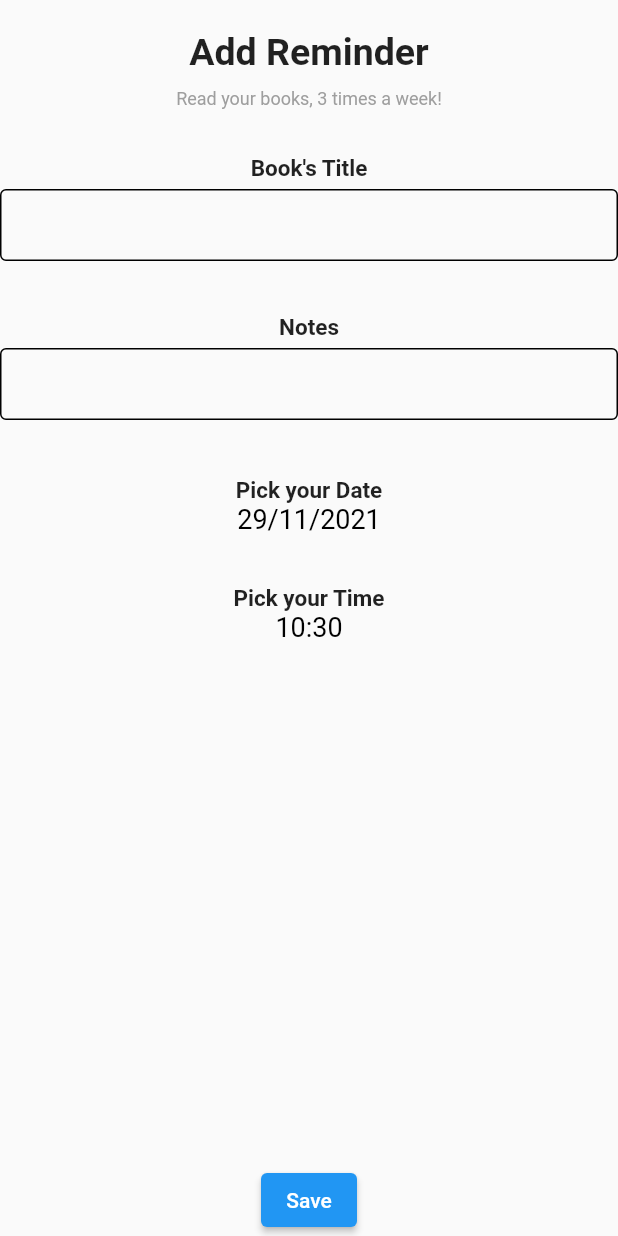
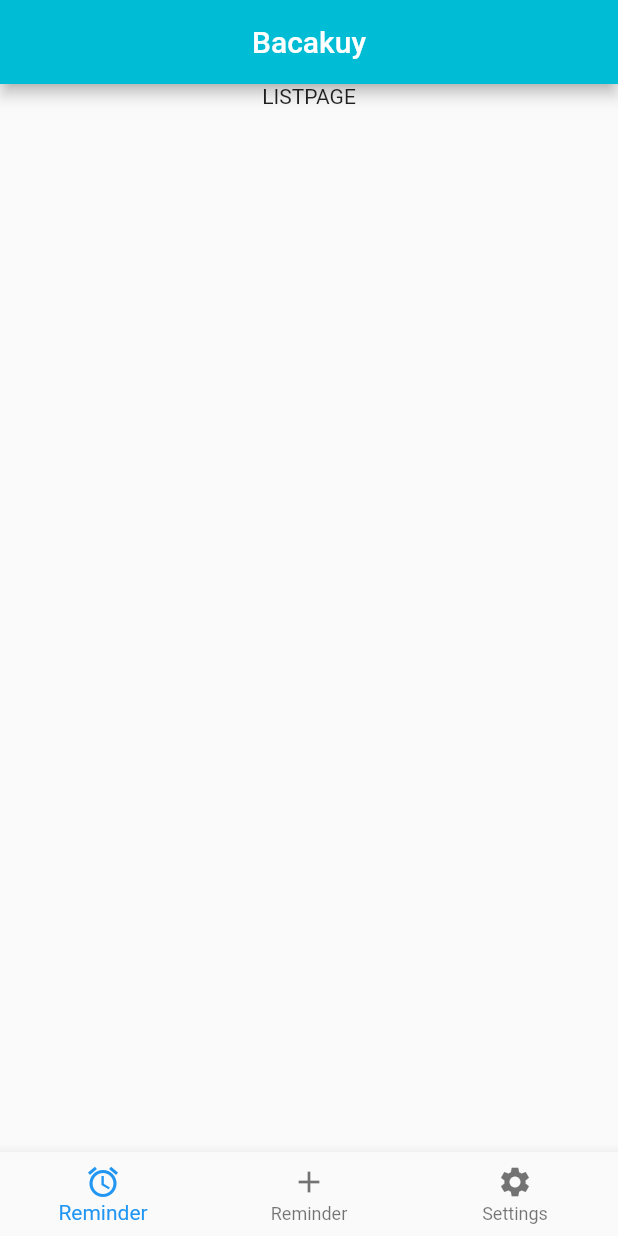
Before and after one commit to dharmayudistira/bacakuy-app, a Flutter app: the screen it shows after launch, on a phone screen of 412 x 824 dp. Run offline on Flutter 3.47's test engine with Material 2 defaults, Android fonts, the phone set to English and light mode, and no system bars.

Commit message:
UI (HomePage & Add Reminder)

```diff
--- a/lib/main.dart
+++ b/lib/main.dart
@@ -1,4 +1,4 @@
-import 'package:bacakuy_app/ui/add_reminder.dart';
+import 'package:bacakuy_app/ui/splash_screen.dart';
 import 'package:flutter/material.dart';
 
 void main() {
@@ -14,7 +14,10 @@ class MyApp extends StatelessWidget {
       theme: ThemeData(
         primarySwatch: Colors.blue,
       ),
-      home: AddReminder(),
+      initialRoute: Splash.routeName,
+      routes: {
+        Splash.routeName:(context) => const Splash(),
+      },
     );
   }
 }
--- a/lib/ui/add_reminder.dart
+++ b/lib/ui/add_reminder.dart
@@ -1,13 +1,39 @@
 import 'package:flutter/material.dart';
 
-class AddReminder extends StatelessWidget {
+class AddReminder extends StatefulWidget {
+  static const routeName ='/add_page';
+  static const String addHeadline = 'Reminder';
+
+  @override
+  State<AddReminder> createState() => _AddReminderState();
+}
+
+class _AddReminderState extends State<AddReminder> {
+  late DateTime datePick;
+  late TimeOfDay timePick;
+
+
+  @override
+  void initState() {
+    super.initState();
+    datePick = DateTime.now();
+    timePick = TimeOfDay.now();
+  }
 
   @override
   Widget build(BuildContext context) {
     return Scaffold(
+      appBar: AppBar(
+        title: const Center(
+          child: Text(
+            'Bacakuy',
+          ),
+        ),
+        backgroundColor: Colors.cyan,
+      ),
+      backgroundColor: Colors.white,
       body: SafeArea(
-        child: Container(
-          height: MediaQuery.of(context).size.height,
+        child: SingleChildScrollView(
           child: Column(
             children: [
               Column(
@@ -22,25 +48,37 @@ class AddReminder extends StatelessWidget {
                   ),
                   SizedBox(height: 10),
                   Text(
-                    'Read your books, 3 times a week!',
+                    'Read your books, 30 pages a day!',
                     style: TextStyle(fontSize: 12, color: Colors.grey),
                   ),
                   SizedBox(
-                    height: 30,
-                  )
+                    height: 25,
+                  ),
                 ],
               ),
+              Container(
+                height: MediaQuery.of(context).size.height-650,
+                width: MediaQuery.of(context).size.width-100,
+                decoration: const BoxDecoration(
+                  image: DecorationImage(
+                      image: NetworkImage('https://encrypted-tbn0.gstatic.com/images?q=tbn:ANd9GcSIWN2Hc90QA9GeMyJ7YTe7_Lske_gdK8RBww&usqp=CAU'),
+                      fit: BoxFit.fill),
+                ),
+              ),
+              const SizedBox(height: 25),
               Column(
                 children: const [
                   Text(
                     "Book's Title",
                     style: TextStyle(
-                      fontSize: 15,
+                      fontSize: 18,
                       fontWeight: FontWeight.bold,
                     ),
                   ),
                   SizedBox(height: 5),
-                  TextField(
+                  Padding(
+                    padding: EdgeInsets.only(left: 20, right: 20),
+                    child: TextField(
                       decoration: InputDecoration(
                         contentPadding:
                             EdgeInsets.symmetric(vertical: 0, horizontal: 10),
@@ -53,8 +91,9 @@ class AddReminder extends StatelessWidget {
                             borderSide: BorderSide(color: Colors.black)),
                       ),
                     ),
+                  ),
                   SizedBox(
-                    height: 35,
+                    height: 25,
                   )
                 ],
               ),
@@ -63,12 +102,14 @@ class AddReminder extends StatelessWidget {
                   Text(
                     "Notes",
                     style: TextStyle(
-                      fontSize: 15,
+                      fontSize: 18,
                       fontWeight: FontWeight.bold,
                     ),
                   ),
                   SizedBox(height: 5),
-                  TextField(
+                  Padding(
+                    padding: EdgeInsets.only(right: 20, left: 20),
+                    child: TextField(
                       decoration: InputDecoration(
                         contentPadding:
                             EdgeInsets.symmetric(vertical: 0, horizontal: 10),
@@ -81,78 +122,57 @@ class AddReminder extends StatelessWidget {
                             borderSide: BorderSide(color: Colors.black)),
                       ),
                     ),
+                  ),
                   SizedBox(height: 20),
                 ],
               ),
-              Expanded(
-                child: AddDateTime(),
-              ),
-              ElevatedButton(
-                style: ElevatedButton.styleFrom(
-                  onSurface: Colors.blue,
-                ),
-                child: Text('Save'),
-                onPressed: (){},
-              ),
-            ],
-          ),
-        ),
-      ),
-    );
-  }
-}
-
-class AddDateTime extends StatefulWidget {
-  @override
-  _AddDateTimeState createState() => _AddDateTimeState();
-}
-
-class _AddDateTimeState extends State<AddDateTime> {
-  late DateTime datePick;
-  late TimeOfDay timePick;
-
-  @override
-  void initState() {
-    super.initState();
-    datePick = DateTime.now();
-    timePick = TimeOfDay.now();
-  }
-
-  @override
-  Widget build(BuildContext context) {
-    return Scaffold(
-        body: Column(
-        crossAxisAlignment: CrossAxisAlignment.start,
-        children: [
-          ListTile(
-            title: const Text(
-              'Pick your Date',
-              textAlign: TextAlign.center,
+              Column(
+                children: const [
+                  Text(
+                    "Last Page",
                     style: TextStyle(
                       fontSize: 15,
                       fontWeight: FontWeight.bold,
                     ),
                   ),
-            subtitle: Text(
-              "${datePick.day}/${datePick.month}/${datePick.year}",
-              textAlign: TextAlign.center,
-              style: const TextStyle(
-                fontSize: 18,
+                  SizedBox(height: 5),
+                  Padding(
+                    padding: EdgeInsets.only(right: 120, left: 120),
+                    child: TextField(
+                      decoration: InputDecoration(
+                        contentPadding:
+                            EdgeInsets.symmetric(vertical: 0, horizontal: 10),
+                        enabledBorder: OutlineInputBorder(
+                          borderSide: BorderSide(
                             color: Colors.black,
                           ),
                         ),
-            onTap: _pickDate,
-          ),
-          ListTile(
-            title: const Text(
-              'Pick your Time',
-              textAlign: TextAlign.center,
-              style: TextStyle(
-                fontSize: 15,
-                fontWeight: FontWeight.bold,
+                        border: OutlineInputBorder(
+                            borderSide: BorderSide(color: Colors.black)),
                       ),
                     ),
-            subtitle: Text(
+                  ),
+                  SizedBox(height: 20),
+                ],
+              ),
+              Row(
+                children: [
+                  SizedBox(width: 120),
+                  OutlineButton(
+                      child: Text('Pick your Time'),
+                      onPressed: () async {
+                        TimeOfDay? time = await showTimePicker(
+                          context: context,
+                          initialTime: timePick,
+                        );
+                        if (time != null) {
+                          setState(() {
+                            timePick = time;
+                          });
+                        }
+                      }),
+                  const SizedBox(width: 10),
+                  Text(
                     "${timePick.hour}:${timePick.minute}",
                     textAlign: TextAlign.center,
                     style: const TextStyle(
@@ -160,37 +180,27 @@ class _AddDateTimeState extends State<AddDateTime> {
                       color: Colors.black,
                     ),
                   ),
-            onTap: _pickTime,
-          )
                 ],
-    ));
-  }
-
-  _pickDate() async {
-    DateTime? date = await showDatePicker(
-      context: context,
-      firstDate: DateTime(DateTime.now().year - 10),
-      lastDate: DateTime(DateTime.now().year + 10),
-      initialDate: datePick,
+              ),
+            ],
+          ),
+        ),
+      ),
+      floatingActionButton:
+      Column(
+        mainAxisAlignment: MainAxisAlignment.end,
+        children: [
+          FloatingActionButton(
+            child: const Icon(Icons.add_a_photo_outlined),
+            onPressed: () {},
+          ),
+          const SizedBox(height: 4),
+          FloatingActionButton(
+            child: const Icon(Icons.arrow_downward),
+            onPressed: () {},
+          ),
+        ],
+      ),
     );
-
-    if (date != null) {
-      setState(() {
-        datePick = date;
-      });
   }
 }
-
-  _pickTime() async {
-    TimeOfDay? time = await showTimePicker(
-      context: context,
-      initialTime: timePick,
-    );
-
-    if (time != null) {
-      setState(() {
-        timePick = time;
-      });
-    }
-  }
-}
--- /dev/null
+++ b/lib/ui/home_page.dart
@@ -0,0 +1,59 @@
+import 'package:bacakuy_app/ui/add_reminder.dart';
+import 'package:bacakuy_app/ui/list_reminder.dart';
+import 'package:bacakuy_app/ui/setting_page.dart';
+import 'package:flutter/cupertino.dart';
+import 'package:flutter/material.dart';
+
+class HomePage extends StatefulWidget{
+  static const routeName ='/home_page';
+
+  @override
+  _HomePageState createState() =>_HomePageState();
+}
+
+class _HomePageState extends State<HomePage>{
+  int _bottomNavIndex = 0;
+  static const String _reminderHeadline = 'Reminder';
+
+  final List<Widget> _listWidget = [
+    ReminderList(),
+    AddReminder(),
+    SettingPage(),
+  ];
+
+  void _onBottomNavTapped(int index) {
+    setState(() {
+      _bottomNavIndex = index;
+    });
+  }
+
+  final List<BottomNavigationBarItem> _bottomNavBarItems = [
+    const BottomNavigationBarItem(
+      icon: Icon(Icons.access_alarm),
+      label: _reminderHeadline,
+    ),
+    const BottomNavigationBarItem(
+      icon: Icon(Icons.add),
+      label: AddReminder.addHeadline,
+    ),
+    const BottomNavigationBarItem(
+      icon: Icon(Icons.settings),
+      label: SettingPage.settingHeadline,
+    ),
+  ];
+
+  Widget _buildAndroid(BuildContext context) {
+    return Scaffold(
+      body: _listWidget[_bottomNavIndex],
+      bottomNavigationBar: BottomNavigationBar(
+        currentIndex: _bottomNavIndex,
+        items: _bottomNavBarItems,
+        onTap: _onBottomNavTapped,
+      ),
+    );
+  }
+  @override
+  Widget build(BuildContext context) {
+    return _buildAndroid(context);
+  }
+}
--- /dev/null
+++ b/lib/ui/list_reminder.dart
@@ -0,0 +1,25 @@
+import 'package:flutter/cupertino.dart';
+import 'package:flutter/material.dart';
+
+class ReminderList extends StatelessWidget {
+  @override
+  Widget build(BuildContext context) {
+    return Scaffold(
+      appBar: AppBar(
+        title: const Center(
+          child: Text(
+            'Bacakuy',
+          ),
+        ),
+        backgroundColor: Colors.cyan,
+      ),
+      body: SafeArea(
+        child: SingleChildScrollView(
+          child: Center(
+            child: Text('LISTPAGE'),
+          ),
+        ),
+      ),
+    );
+  }
+}
```
Also changed, not shown: lib/ui/setting_page.dart (added, +11 -0 lines), lib/ui/splash_screen.dart (added, +49 -0 lines). Lines whose indentation alone changed are shown as unchanged.
